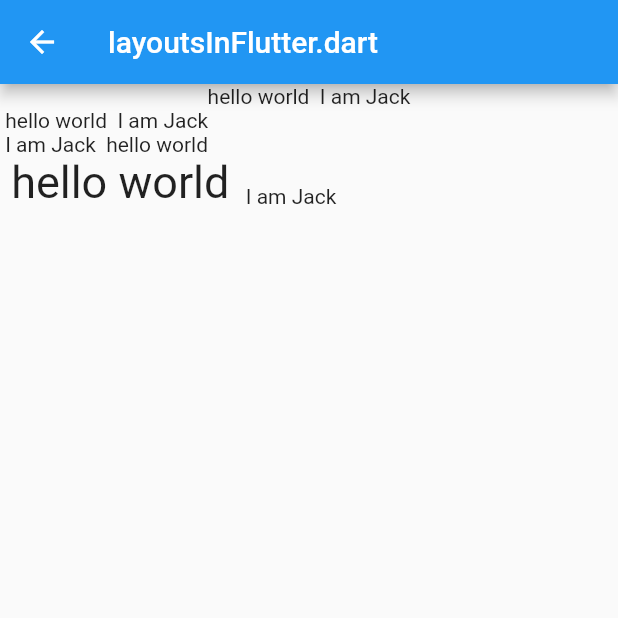
After one commit to BlogForMe/flutteruse, a Flutter app: the screen it shows after launch, after a tap on "https://book.flutterchina.club/", on a phone screen of 412 x 824 dp, the top half of it. The commit adds this screen. Run offline on Flutter 3.47's test engine with Material 2 defaults, Android fonts, the phone set to English and light mode, and no system bars; missing offline and left inert: dart:html, flutter_webview_plugin; generated files the repository leaves out were written again.

Commit message:
flutterchina

```diff
--- /dev/null
+++ b/jsons/person.json
@@ -0,0 +1 @@
+{"name": "John Smith","email": "john@example.com","birth": 10000}
--- /dev/null
+++ b/jsons/user.json
@@ -0,0 +1 @@
+{"name": "John Smith","email": "john@example.com"}
--- /dev/null
+++ b/lib/flutterchina/RowColumn/Row.dart
@@ -0,0 +1,60 @@
+import 'package:flutter/cupertino.dart';
+import 'package:flutter/material.dart';
+
+class ClubRow extends StatelessWidget {
+  @override
+  Widget build(BuildContext context) {
+    // TODO: implement build
+    return Scaffold(
+      appBar: AppBar(
+        title: Text("layoutsInFlutter.dart"),
+      ),
+      body: _ColumnBook(),
+    );
+  }
+}
+
+Widget _ColumnBook() {
+  return Container(
+    child: Column(
+      //测试Row对齐方式，排除Column默认居中对齐的干扰
+      crossAxisAlignment: CrossAxisAlignment.start,
+      children: <Widget>[
+        Row(
+          mainAxisAlignment: MainAxisAlignment.center,
+          children: <Widget>[
+            Text(" hello world "),
+            Text(" I am Jack "),
+          ],
+        ),
+        Row(
+          mainAxisSize: MainAxisSize.min,
+          mainAxisAlignment: MainAxisAlignment.center,
+          children: <Widget>[
+            Text(" hello world "),
+            Text(" I am Jack "),
+          ],
+        ),
+        Row(
+          mainAxisAlignment: MainAxisAlignment.end,
+          textDirection: TextDirection.rtl,
+          children: <Widget>[
+            Text(" hello world "),
+            Text(" I am Jack "),
+          ],
+        ),
+        Row(
+          crossAxisAlignment: CrossAxisAlignment.start,
+          verticalDirection: VerticalDirection.up,
+          children: <Widget>[
+            Text(
+              " hello world ",
+              style: TextStyle(fontSize: 30.0),
+            ),
+            Text(" I am Jack "),
+          ],
+        ),
+      ],
+    ),
+  );
+}
--- a/lib/main.dart
+++ b/lib/main.dart
@@ -3,7 +3,9 @@ import 'dart:developer';
 import 'package:flutter/material.dart';
 
 import 'dev/Tutorial.dart';
+import 'dev/platformspecific/PlateformChannel.dart';
 import 'dev/understadingconstraints.dart';
+import 'flutterchina/RowColumn/Row.dart';
 import 'geek/g11/MainGeek11.dart';
 
 void main() => runApp(MaterialApp(
@@ -43,6 +45,18 @@ class FirstScreen extends StatelessWidget {
                 onPressed: () {
                   Navigator.push(context,
                       MaterialPageRoute(builder: (context) => new Geek11()));
+                }),
+            RaisedButton(
+                child: Text('Flutter Android交互'),
+                onPressed: () {
+                  Navigator.push(context,
+                      MaterialPageRoute(builder: (context) => new PlatformChannel()));
+                }),
+            RaisedButton(
+                child: Text('https://book.flutterchina.club/'),
+                onPressed: () {
+                  Navigator.push(context,
+                      MaterialPageRoute(builder: (context) => new ClubRow()));
                 }),
           ],
         ),
--- /dev/null
+++ b/lib/models/index.dart
@@ -0,0 +1,2 @@
+export 'person.dart' ;
+export 'user.dart' ;
```
Also changed, not shown: lib/dev/platformspecific/PlateformChannel.dart (added, +80 -0 lines), lib/dev/serializable/user.dart (added, +16 -0 lines), lib/models/person.dart (added, +15 -0 lines), lib/models/user.dart (added, +14 -0 lines), pubspec.yaml (+9 -0 lines), lib/models/person.g.dart (added), lib/models/user.g.dart (added), 3 other files.
